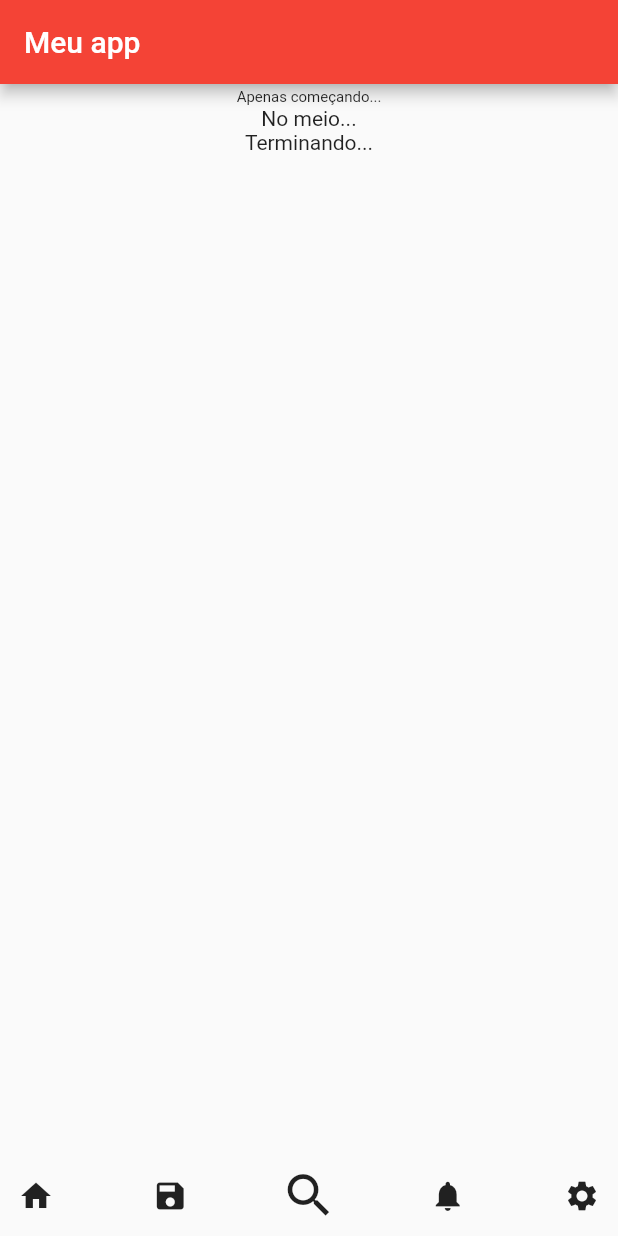
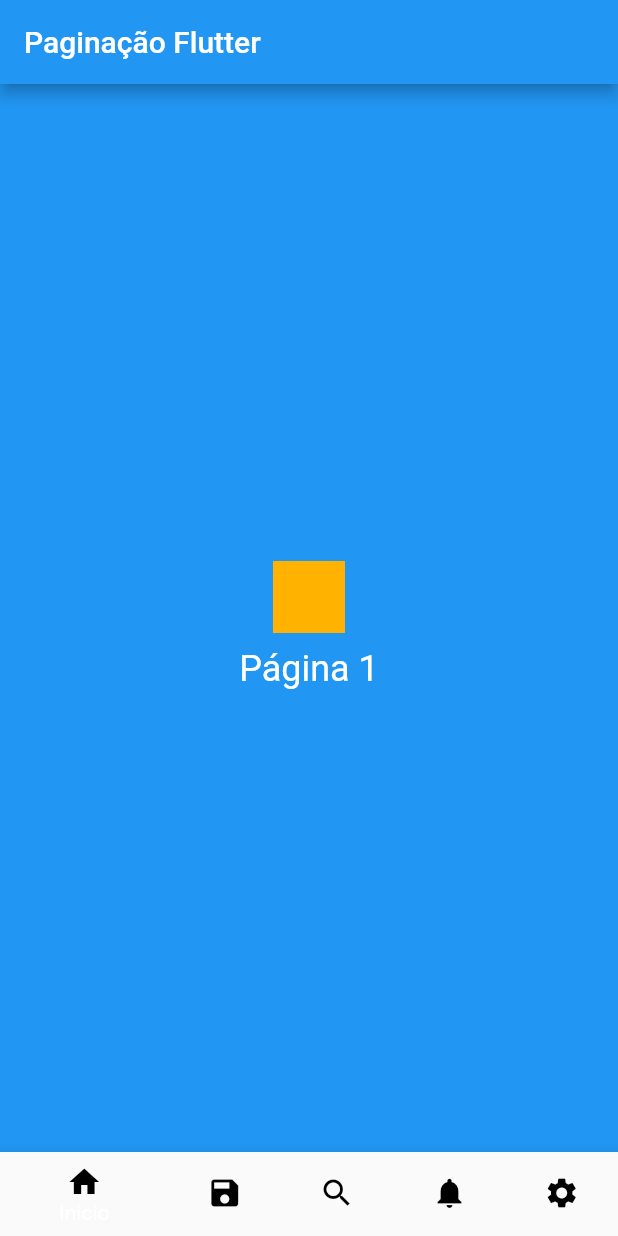
Before and after one commit to OliveiraAnna99/pooII-project, a Flutter app: the screen it shows after launch, on a phone screen of 412 x 824 dp. Run offline on Flutter 3.47's test engine with Material 2 defaults, Android fonts, the phone set to English and light mode, and no system bars; Roboto replaces fonts that are missing (Poppins).

Commit message:
feat: adicionando paginação (#15_

```diff
--- /dev/null
+++ b/lib/main-2.dart
@@ -0,0 +1,76 @@
+import 'package:flutter/material.dart';
+
+void main() {
+  MaterialApp app = MaterialApp(
+    theme: ThemeData(
+      primarySwatch: Colors.red,
+      fontFamily: 'Poppins'
+
+
+    ),
+    home: Scaffold(
+      appBar: AppBar(title: Text("Meu app")),
+      body: Center(
+        child: Column(
+          children: [
+            Text(
+              "Apenas começando...",
+              style: TextStyle(
+                fontSize: 10,
+                height: 1.5
+              ),
+
+              // Defina a altura desejada para o espaçamento entre as linhas
+            ),
+            Text("No meio..."),
+            Text("Terminando..."),
+          ],
+        ),
+      ),
+      bottomNavigationBar: Row(
+        mainAxisAlignment: MainAxisAlignment.spaceEvenly, //centralizando os botões
+        children: [
+          IconButton(
+            onPressed: () {
+              // Ação do botão de ícone
+            },
+            icon: Icon(Icons.home),
+          ),
+           Spacer(),
+          IconButton(
+            onPressed: () {
+              // Ação do botão de ícone
+            },
+            icon: Icon(Icons.save),
+          ),
+           Spacer(),
+          IconButton(
+            onPressed: () {
+              // Ação do botão de ícone
+            },
+            iconSize: 38, // Define o tamanho do ícone
+            icon: Icon(
+              Icons.search,
+            ),
+          ),
+           Spacer(),
+          IconButton(
+            onPressed: () {
+              // Ação do botão de ícone
+            },
+            icon: Icon(Icons.notifications),
+          ),
+           Spacer(),
+          IconButton(
+            onPressed: () {
+              // Ação do botão de ícone
+            },
+            icon: Icon(Icons.settings),
+          ),
+        ],
+      ),
+    ),
+  );
+
+  runApp(app);
+}
--- a/lib/main.dart
+++ b/lib/main.dart
@@ -1,76 +1,138 @@
+
 import 'package:flutter/material.dart';
 
 void main() {
-  MaterialApp app = MaterialApp(
-    theme: ThemeData(
-      primarySwatch: Colors.red,
-      fontFamily: 'Poppins'
+  runApp(MyApp());
+}
 
+class MyApp extends StatelessWidget {
+  @override
+  Widget build(BuildContext context) {
+    return MaterialApp(
+      home: MyPageView(),
+    );
+  }
+}
 
-    ),
-    home: Scaffold(
-      appBar: AppBar(title: Text("Meu app")),
-      body: Center(
-        child: Column(
-          children: [
-            Text(
-              "Apenas começando...",
-              style: TextStyle(
-                fontSize: 10,
-                height: 1.5
-              ),
+class MyPageView extends StatefulWidget {
+  @override
+  _MyPageViewState createState() => _MyPageViewState();
+}
 
-              // Defina a altura desejada para o espaçamento entre as linhas
-            ),
-            Text("No meio..."),
-            Text("Terminando..."),
-          ],
-        ),
+class _MyPageViewState extends State<MyPageView> {
+  final PageController _pageController = PageController(initialPage: 0);
+  int _currentPage = 0;
+
+  @override
+  void dispose() {
+    _pageController.dispose();
+    super.dispose();
+  }
+
+  @override
+  Widget build(BuildContext context) {
+    return Scaffold(
+      appBar: AppBar(
+        title: Text('Paginação Flutter'),
       ),
-      bottomNavigationBar: Row(
-        mainAxisAlignment: MainAxisAlignment.spaceEvenly, //centralizando os botões
+      body: PageView(
+        controller: _pageController,
+        onPageChanged: (int page) {
+          setState(() {
+            _currentPage = page;
+          });
+        },
         children: [
-          IconButton(
-            onPressed: () {
-              // Ação do botão de ícone
-            },
-            icon: Icon(Icons.home),
-          ),
-           Spacer(),
-          IconButton(
-            onPressed: () {
-              // Ação do botão de ícone
-            },
-            icon: Icon(Icons.save),
-          ),
-           Spacer(),
-          IconButton(
-            onPressed: () {
-              // Ação do botão de ícone
-            },
-            iconSize: 38, // Define o tamanho do ícone
-            icon: Icon(
-              Icons.search,
+          Container(
+            color: Colors.blue,
+            child: Center(
+                child: Column(
+                    mainAxisAlignment: MainAxisAlignment.center,
+                    children: [
+                      Container(
+                        margin: const EdgeInsets.all(10.0),
+                        color: Colors.amber[600],
+                        width: 48.0,
+                        height: 48.0,
+                      ),
+                      Text(
+                        'Página 1',
+                        style: TextStyle(fontSize: 24, color: Colors.white),
+                      ),
+                    ],
+                ),
             ),
           ),
-           Spacer(),
-          IconButton(
-            onPressed: () {
-              // Ação do botão de ícone
-            },
-            icon: Icon(Icons.notifications),
+          Container(
+            color: Colors.green,
+            child: Center(
+              child: Text(
+                'Página 2',
+                style: TextStyle(fontSize: 24, color: Colors.white),
+              ),
+            ),
           ),
-           Spacer(),
-          IconButton(
-            onPressed: () {
-              // Ação do botão de ícone
-            },
-            icon: Icon(Icons.settings),
+          Container(
+            color: Colors.orange,
+            child: Center(
+              child: Text(
+                'Página 3',
+                style: TextStyle(fontSize: 24, color: Colors.white),
+              ),
+            ),
+          ),
+           Container(
+            color: Colors.orange,
+            child: Center(
+              child: Text(
+                'Página 4',
+                style: TextStyle(fontSize: 24, color: Colors.white),
+              ),
+            ),
+          ),
+           Container(
+            color: Colors.orange,
+            child: Center(
+              child: Text(
+                'Página 5',
+                style: TextStyle(fontSize: 24, color: Colors.white),
+              ),
+            ),
           ),
         ],
       ),
-    ),
-  );
-
-  runApp(app);
+      bottomNavigationBar: BottomNavigationBar(
+        currentIndex: _currentPage,
+        onTap: (int page) {
+          _pageController.animateToPage(
+            page,
+            duration: Duration(milliseconds: 500),
+            curve: Curves.ease,
+          );
+        },
+        items: [
+          BottomNavigationBarItem(
+            icon: Icon(Icons.home, color: Colors.black),
+            label: 'Inicio',
+          ),
+          BottomNavigationBarItem(
+            icon: Icon(Icons.save, color: Colors.black),
+            label: 'Salvar',
+          ),
+          BottomNavigationBarItem(
+            icon: Icon(Icons.search, color: Colors.black),
+            label: 'Pesquisar',
+          ),
+          BottomNavigationBarItem(
+            icon: Icon(Icons.notifications, color: Colors.black),
+            label: 'Notificações',
+          ),
+          BottomNavigationBarItem(
+             icon: Icon(Icons.settings, color: Colors.black),
+            label: 'Configurações',
+          ),
+        ],
+      ),
+    );
+  }
 }
```
